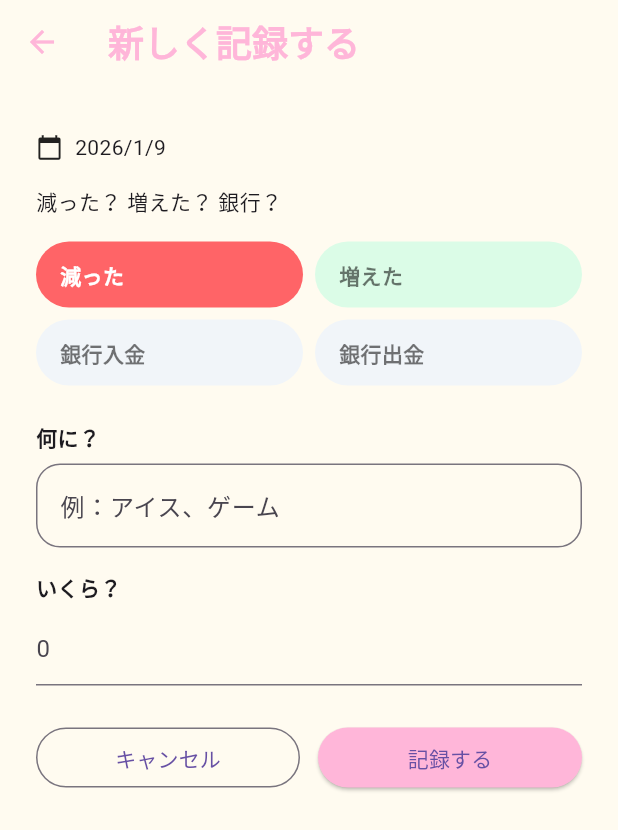
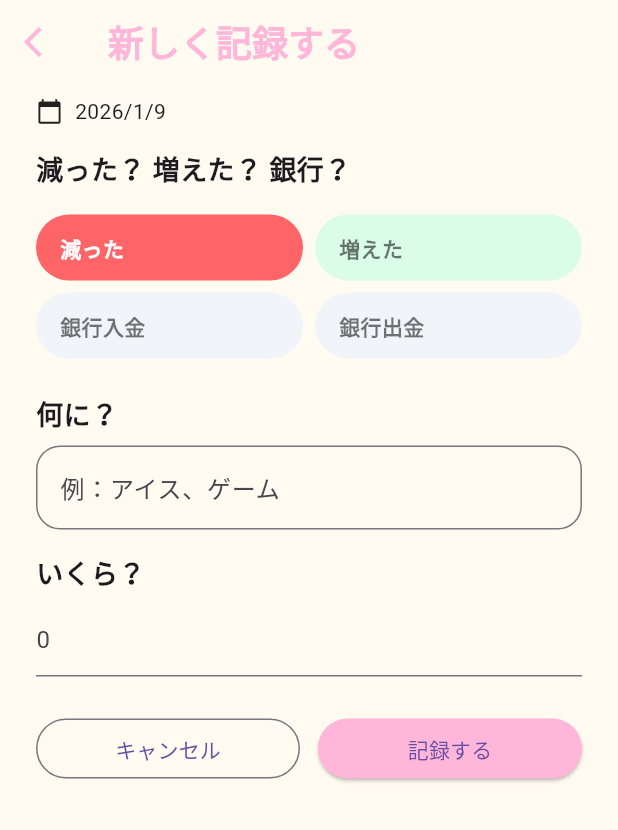
Before and after one commit to webtailortokyo/money_memo, a Flutter app: the InputPage screen opened directly, on a phone screen of 412 x 824 dp. Shown: the top 830 px of the screen. Run offline on Flutter 3.47's test engine with Material 3 defaults, Android fonts, the phone set to English and light mode, and no system bars; our stand-ins replace hive, hive_flutter; accounts and stored records are empty; Roboto replaces fonts that are missing (Rounded Mplus 1c).

Commit message:
change font-size

```diff
--- a/lib/constants.dart
+++ b/lib/constants.dart
@@ -2,25 +2,9 @@ import 'package:flutter/material.dart';
 
 // アプリ全体で使う共通の文字列
 class AppStrings {
+  // main_page.dart
   static const String appTitle = 'おかねメモ';
-  static const String periodPageTitle = '期間で見る';
   static const String noRecordMessage = 'まだ記録がありません';
-  static const String dateSectionTitle = '■ 日付';
-  static const String fromLabel = 'から';
-  static const String toLabel = 'まで';
-  static const String copyButtonText = 'この期間の記録をコピー';
-  static const String copySuccessMessage = 'コピーしました！';
-  static const String totalSectionTitle = '■ 合計';
-  static const String detailSectionTitle = '■ 内訳';
-  static const String increaseTypeLabel = '増えた';
-  static const String decreaseTypeLabel = '減った';
-  static const String bankInTypeLabel = '銀行入金';
-  static const String bankOutTypeLabel = '銀行出金';
-  static const String bankBalanceLabel = '銀行残高';
-  static const String clipboardHeader = '日付\t内容\t種別\t金額';
-  static const String clipboardNote = '※銀行については「銀行に預けた」を＋、「銀行から出した」を－として扱っています（手元のお金ではなく銀行残高基準）\n';
-
-  // main_page.dart
   static const String deleteDialogTitle = '削除しますか？';
   static const String deleteDialogContent = 'この記録を削除します。';
   static const String cancelButtonText = 'キャンセル';
@@ -47,15 +31,32 @@ class AppStrings {
   // input_page.dart のメモの初期値
   static const String initialMemoBankIn = '銀行に預けた';
   static const String initialMemoBankOut = '銀行から出した';
+
+  // period_page.dart
+  static const String periodPageTitle = '期間で見る';
+  static const String dateSectionTitle = '■ 日付';
+  static const String fromLabel = 'から';
+  static const String toLabel = 'まで';
+  static const String copyButtonText = 'この期間の記録をコピー';
+  static const String copySuccessMessage = 'コピーしました！';
+  static const String totalSectionTitle = '■ 合計';
+  static const String detailSectionTitle = '■ 内訳';
+  static const String increaseTypeLabel = '増えた';
+  static const String decreaseTypeLabel = '減った';
+  static const String bankInTypeLabel = '銀行入金';
+  static const String bankOutTypeLabel = '銀行出金';
+  static const String bankBalanceLabel = '銀行残高';
+  static const String clipboardHeader = '日付\t内容\t種別\t金額';
+  static const String clipboardNote = '※銀行については「銀行に預けた」を＋、「銀行から出した」を－として扱っています（手元のお金ではなく銀行残高基準）\n';
+
 }
 
 // アプリ全体で使う共通の数値
 class AppNumbers {
-  static const int initialPeriodDays = 30;
-  static const int minDatePickerYear = 2000;
-  static const int maxDatePickerYear = 2100;
+  static const double titleFontSize = 18.0;
+  static const double subPageTitleFontSize = 24.0;
+  static const double sectionTitleFontSize = 18.0;
   static const double appBarElevation = 0.0;
-  static const double titleFontSize = 28.0;
   static const double defaultPadding = 16.0;
   static const double mediumSpacing = 12.0;
   static const double smallSpacing = 8.0;
@@ -70,7 +71,11 @@ class AppNumbers {
   static const int minInputDatePickerYear = 2020; // input_pageの日付選択の最小年
   static const double typeButtonBorderRadius = 24.0;
   static const double calendarIconSize = 18.0;
-  static const double appBarTitleFontSizeInput = 24.0; // input_pageのAppBarタイトルの文字サイズ
+
+  // period_page.dart
+  static const int initialPeriodDays = 30;
+  static const int minDatePickerYear = 2000;
+  static const int maxDatePickerYear = 2100;
 }
 
 // HiveのBox名
--- a/lib/pages/input_page.dart
+++ b/lib/pages/input_page.dart
@@ -191,19 +191,19 @@ class _InputPageState extends State<InputPage> {
         title: Text(
           isEdit ? AppStrings.editRecordTitle : AppStrings.newRecordTitle, // 定数を利用
           style: const TextStyle(
-            fontSize: AppNumbers.appBarTitleFontSizeInput, // 定数を利用
+            fontSize: AppNumbers.subPageTitleFontSize, // 定数を利用
             fontWeight: FontWeight.bold,
             color: AppColors.pink,
           ),
         ),
         leading: IconButton(
-          icon: const Icon(Icons.arrow_back, color: AppColors.pink),
+          icon: const Icon(Icons.arrow_back_ios, color: AppColors.pink),
           onPressed: () => Navigator.pop(context),
         ),
       ),
       body: SafeArea(
         child: SingleChildScrollView(
-          padding: const EdgeInsets.symmetric(horizontal: AppNumbers.defaultPadding + AppNumbers.smallSpacing, vertical: AppNumbers.defaultPadding + AppNumbers.smallSpacing), // 定数を利用 (20を表現)
+          padding: const EdgeInsets.symmetric(horizontal: AppNumbers.defaultPadding + AppNumbers.smallSpacing, vertical: 0),
           child: Column(
             crossAxisAlignment: CrossAxisAlignment.start,
             children: [
@@ -222,7 +222,7 @@ class _InputPageState extends State<InputPage> {
               ),
 
               const SizedBox(height: AppNumbers.smallSpacing), // 定数を利用
-              const Text(AppStrings.typeSelectionTitle), // 定数を利用
+              const Text(AppStrings.typeSelectionTitle, style: TextStyle(fontWeight: FontWeight.bold, fontSize: AppNumbers.sectionTitleFontSize)), // 定数を利用
 
               const SizedBox(height: AppNumbers.defaultPadding), // 定数を利用
 
@@ -242,24 +242,24 @@ class _InputPageState extends State<InputPage> {
                 ],
               ),
 
-              const SizedBox(height: AppNumbers.defaultPadding + AppNumbers.smallSpacing), // 定数を利用 (20を表現)
+              const SizedBox(height: AppNumbers.defaultPadding + AppNumbers.smallSpacing),
 
-              Text(memoLabel, style: const TextStyle(fontWeight: FontWeight.bold)),
-              const SizedBox(height: AppNumbers.smallSpacing + 0), // 定数を利用 (6を表現)
+              Text(memoLabel, style: const TextStyle(fontWeight: FontWeight.bold, fontSize: AppNumbers.sectionTitleFontSize)),
+              const SizedBox(height: AppNumbers.smallSpacing + 0),
               TextField(
                 controller: memoController,
                 decoration: InputDecoration(
                   hintText: memoHint,
                   border: OutlineInputBorder(
-                    borderRadius: BorderRadius.circular(AppNumbers.defaultPadding), // 定数を利用
+                    borderRadius: BorderRadius.circular(AppNumbers.defaultPadding),
                   ),
                 ),
               ),
 
-              const SizedBox(height: AppNumbers.defaultPadding), // 定数を利用
+              const SizedBox(height: AppNumbers.defaultPadding),
 
-              const Text(AppStrings.amountLabel, style: TextStyle(fontWeight: FontWeight.bold)), // 定数を利用
-              const SizedBox(height: AppNumbers.smallSpacing + 0), // 定数を利用 (6を表現)
+              const Text(AppStrings.amountLabel, style: TextStyle(fontWeight: FontWeight.bold, fontSize: AppNumbers.sectionTitleFontSize)),
+              const SizedBox(height: AppNumbers.smallSpacing + 0),
               TextField(
                 controller: amountController,
                 keyboardType: TextInputType.number,
@@ -267,11 +267,11 @@ class _InputPageState extends State<InputPage> {
                   FilteringTextInputFormatter.digitsOnly,
                 ],
                 decoration: const InputDecoration(
-                  hintText: AppStrings.amountHint, // 定数を利用
+                  hintText: AppStrings.amountHint,
                 ),
               ),
 
-              const SizedBox(height: AppNumbers.defaultPadding + AppNumbers.smallSpacing), // 定数を利用 (20を表現)
+              const SizedBox(height: AppNumbers.defaultPadding + AppNumbers.smallSpacing),
 
               Row(
                 children: [
```
Also changed, not shown: lib/pages/period_page.dart (+36 -33 lines).
